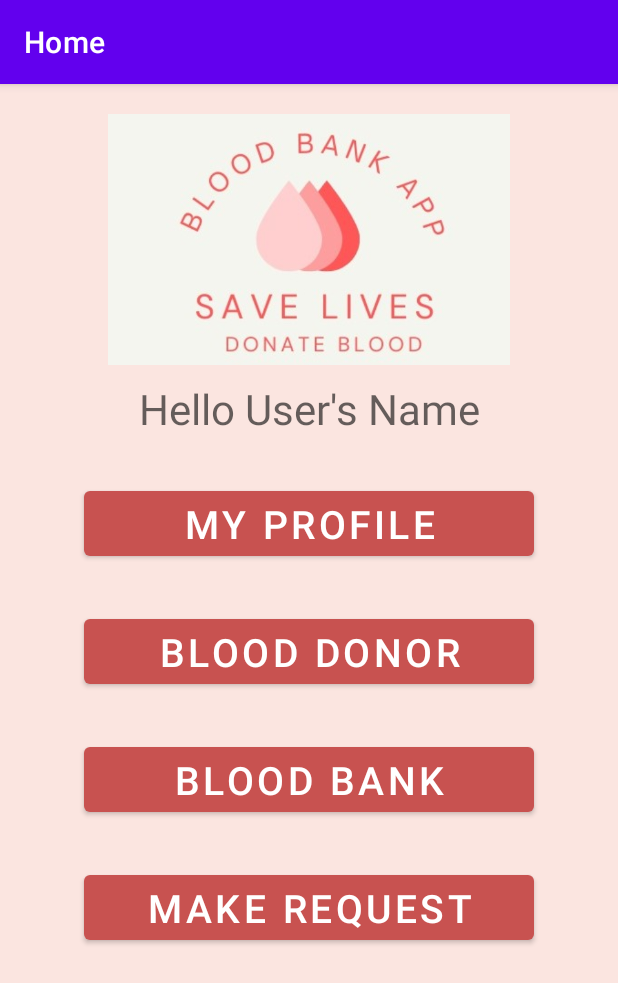
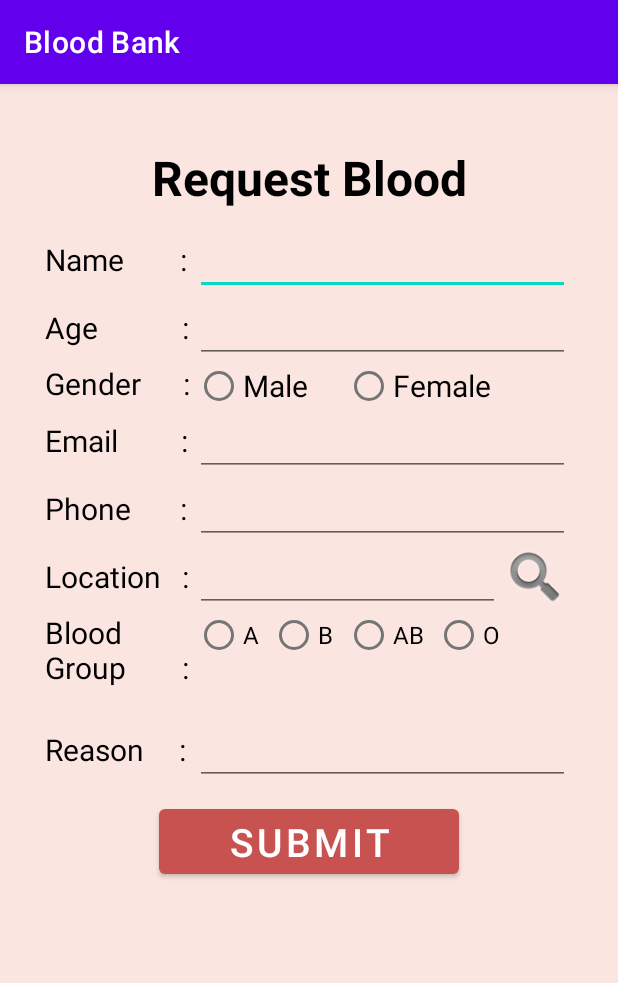
Before and after one commit to svenosha/BloodBankApp_Sec02_Group1, an Android app: the UserHomepage screen opened directly, with no data from a screen before it, after a tap on "MAKE REQUEST", on a phone screen of 412 x 824 dp. Shown: the top 983 px of the screen. Run offline under Robolectric (Android 15) with nearby library versions, the phone set to English and light mode, and no system bars; our stand-ins replace Firebase (no records; nobody signed in at launch, a user with empty details on screens opened directly).

Commit message:
adli update

```diff
--- a/app/src/main/AndroidManifest.xml
+++ b/app/src/main/AndroidManifest.xml
@@ -25,6 +25,7 @@
         <activity android:name=".UserBloodDonorList" />
         <activity android:name=".AdminHomepage" />
         <activity android:name=".UserHomepage" />
+        <activity android:name=".UserMakeRequest"/>
         <activity android:name=".registration" />
         <activity android:name=".adminLogin" />
         <activity android:name=".userLogin" />
--- a/app/src/main/java/com/example/bloodbank/UserHomepage.java
+++ b/app/src/main/java/com/example/bloodbank/UserHomepage.java
@@ -21,7 +21,7 @@ public class UserHomepage extends AppCompatActivity {
     private TextView username;
     private Button profile, BDonor, BBank, btnMakeRequest;
     DatabaseReference reference;
-    long id=0;
+    long id = 0;
     Member member;
 
     @Override
@@ -44,7 +44,7 @@ public class UserHomepage extends AppCompatActivity {
 
 //                reference = FirebaseDatabase.getInstance().getReference().child("Member").child("1");
 
-                reference = FirebaseDatabase.getInstance().getReference().child("Member").child(String.valueOf(id+1));
+                reference = FirebaseDatabase.getInstance().getReference().child("Member").child(String.valueOf(id + 1));
                 reference.addValueEventListener(new ValueEventListener() {
                     @Override
                     public void onDataChange(@NonNull DataSnapshot snapshot) {
@@ -86,7 +86,7 @@ public class UserHomepage extends AppCompatActivity {
         BDonor.setOnClickListener(new View.OnClickListener() {
             @Override
             public void onClick(View v) {
-                Intent intentHome2list = new Intent (UserHomepage.this, UserBloodDonorList.class);
+                Intent intentHome2list = new Intent(UserHomepage.this, UserBloodDonorList.class);
                 startActivity(intentHome2list);
 
             }
@@ -95,24 +95,19 @@ public class UserHomepage extends AppCompatActivity {
         BBank.setOnClickListener(new View.OnClickListener() {
             @Override
             public void onClick(View v) {
-                Intent intentHome2blood = new Intent (UserHomepage.this, UserViewBloodBank.class);
+                Intent intentHome2blood = new Intent(UserHomepage.this, UserViewBloodBank.class);
                 startActivity(intentHome2blood);
 
             }
         });
 
-
         btnMakeRequest.setOnClickListener(new View.OnClickListener() {
             @Override
             public void onClick(View v) {
-                openMakeRequest();
+                Intent intentMakeRequest = new Intent(UserHomepage.this, UserMakeRequest.class);
+                startActivity(intentMakeRequest);
             }
         });
 
     }
-
-    public void openMakeRequest(){
-        Intent intentMakeRequest = new Intent(this, UserMakeRequest.class);
-        startActivity(intentMakeRequest);
 }
-}
--- a/app/src/main/java/com/example/bloodbank/UserMakeRequest.java
+++ b/app/src/main/java/com/example/bloodbank/UserMakeRequest.java
@@ -34,7 +34,7 @@ import java.util.List;
 import java.util.Locale;
 
 public class UserMakeRequest extends AppCompatActivity implements LocationListener {
-    private EditText name,age,gender,email,phone,locations,bloodGroup,reason;
+    private EditText name,age,email,phone,locations,reason;
     private Button submit;
     private DatabaseReference reff;
     private Request request;
@@ -44,18 +44,19 @@ public class UserMakeRequest extends AppCompatActivity implements LocationListen
     private ImageView gps;
     private LocationManager locationManager;
 
+
     @Override
     protected void onCreate(Bundle savedInstanceState) {
         super.onCreate(savedInstanceState);
         setContentView(R.layout.activity_make_request);
-        name=(EditText)findViewById(R.id.user_name);
-        gender=(EditText)findViewById(R.id.user_gender);
-        age=(EditText)findViewById(R.id.user_age);
-        email=(EditText)findViewById(R.id.user_email);
-        phone=(EditText)findViewById(R.id.user_phone);
-        locations=(EditText)findViewById(R.id.user_location);
-        bloodGroup=(EditText)findViewById(R.id.user_blood_group);
-        reason=(EditText)findViewById(R.id.user_reason);
+        name = (EditText) findViewById(R.id.user_name);
+//        gender=(EditText)findViewById(R.id.user_gender);
+        age = (EditText) findViewById(R.id.user_age);
+        email = (EditText) findViewById(R.id.user_email);
+        phone = (EditText) findViewById(R.id.user_phone);
+        locations = (EditText) findViewById(R.id.user_location);
+//        bloodGroup=(EditText)findViewById(R.id.user_blood_group);
+        reason = (EditText) findViewById(R.id.user_reason);
         gps = findViewById(R.id.locateSearch);
         genders = findViewById(R.id.rggender);
         bloodType = findViewById(R.id.rgblood);
@@ -65,14 +66,14 @@ public class UserMakeRequest extends AppCompatActivity implements LocationListen
         bloodB = findViewById(R.id.rbB);
         bloodAB = findViewById(R.id.rbAB);
         bloodO = findViewById(R.id.rbO);
-        submit=findViewById(R.id.btn_submit);
+        submit = (Button) findViewById(R.id.btn_submit);
         request = new Request();
-        reff= FirebaseDatabase.getInstance().getReference().child("Request");
+        reff = FirebaseDatabase.getInstance().getReference().child("Request");
         reff.addValueEventListener(new ValueEventListener() {
             @Override
             public void onDataChange(@NonNull DataSnapshot dataSnapshot) {
                 if (dataSnapshot.exists())
-                    maxid=(dataSnapshot.getChildrenCount());
+                    maxid = (dataSnapshot.getChildrenCount());
             }
 
             @Override
@@ -92,7 +93,7 @@ public class UserMakeRequest extends AppCompatActivity implements LocationListen
                 String ab = bloodAB.getText().toString().trim();
                 String o = bloodO.getText().toString().trim();
 
-                int agea=Integer.parseInt(age.getText().toString().trim());
+                int agea = Integer.parseInt(age.getText().toString().trim());
                 request.setName(name.getText().toString().trim());
 //                request.setGender(gender.getText().toString().trim());
                 request.setEmail(email.getText().toString().trim());
@@ -119,22 +120,19 @@ public class UserMakeRequest extends AppCompatActivity implements LocationListen
                 }
 
 
-                reff.child(String.valueOf(maxid+1)).setValue(request);
-                Toast.makeText(UserMakeRequest.this,"submit successfully",Toast.LENGTH_LONG).show();
-                startActivity(new Intent(getApplicationContext(),UserHomepage.class));
+                reff.child(String.valueOf(maxid + 1)).setValue(request);
+                Toast.makeText(UserMakeRequest.this, "submit successfully", Toast.LENGTH_LONG).show();
+                startActivity(new Intent(getApplicationContext(), UserHomepage.class));
 
 
             }
         });
 
 
-
-
-
         //create sensor location
         if (ContextCompat.checkSelfPermission(UserMakeRequest.this, Manifest.permission.ACCESS_FINE_LOCATION)
-            != PackageManager.PERMISSION_GRANTED){
-        ActivityCompat.requestPermissions(UserMakeRequest.this,new String[]{
+                != PackageManager.PERMISSION_GRANTED) {
+            ActivityCompat.requestPermissions(UserMakeRequest.this, new String[]{
                     Manifest.permission.ACCESS_FINE_LOCATION
             }, 100);
         }
@@ -146,18 +144,20 @@ public class UserMakeRequest extends AppCompatActivity implements LocationListen
                 getLocation();
             }
         });
+
     }
+
 
     @SuppressLint("MissingPermission")
     private void getLocation() {
         try {
             locationManager = (LocationManager) getApplicationContext().getSystemService(LOCATION_SERVICE);
-            locationManager.requestLocationUpdates(LocationManager.GPS_PROVIDER,5000,5, UserMakeRequest.this);
-        }catch (Exception e){
+            locationManager.requestLocationUpdates(LocationManager.GPS_PROVIDER, 5000, 5, UserMakeRequest.this);
+        } catch (Exception e) {
             e.printStackTrace();
         }
+    }
 
-    }
 
 
     @Override
```
Also changed, not shown: app/src/main/res/layout/activity_make_request.xml (+0 -15 lines). Lines whose indentation alone changed are shown as unchanged.
